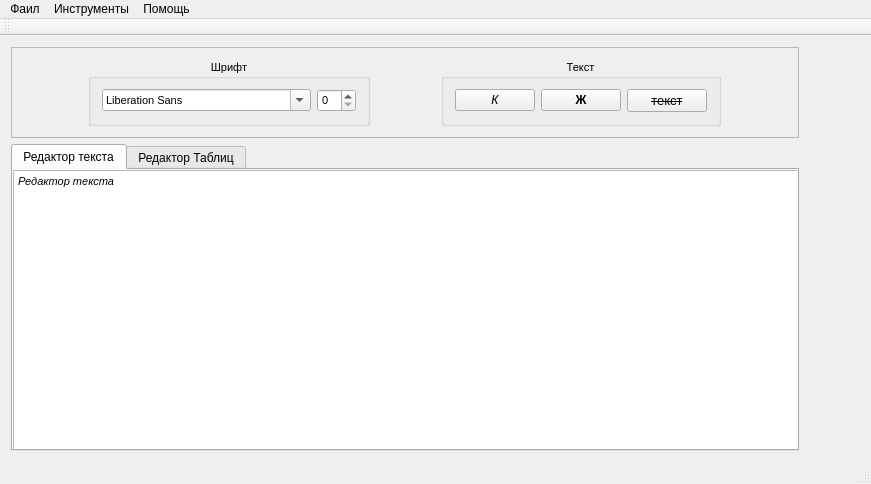
Before: the Qt Designer form mainwindow.ui in Arkendar/QProject-TextTable-Editor, drawn with Qt 5.
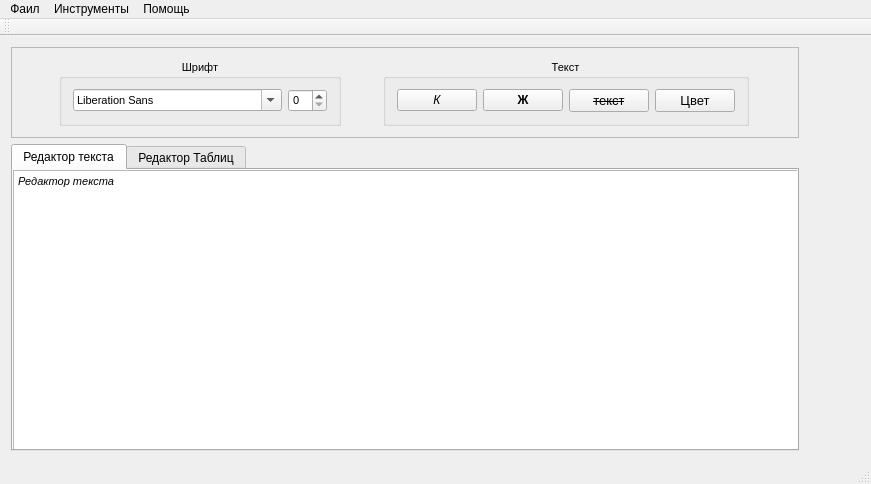
After: the same form once the commit is applied.

What changed in the file:
```diff
--- a/mainwindow.ui
+++ b/mainwindow.ui
@@ -169,6 +169,18 @@
             </property>
            </widget>
           </item>
+          <item>
+           <widget class="QPushButton" name="colorButton">
+            <property name="font">
+             <font>
+              <pointsize>10</pointsize>
+             </font>
+            </property>
+            <property name="text">
+             <string>Цвет</string>
+            </property>
+           </widget>
+          </item>
          </layout>
         </widget>
        </item>
```
